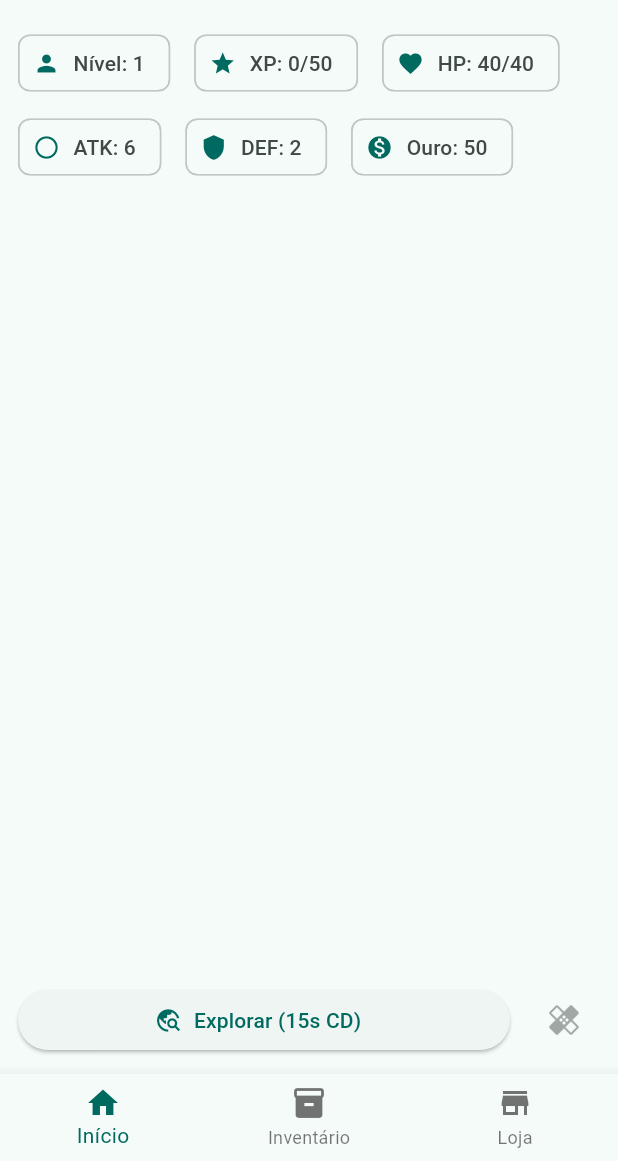
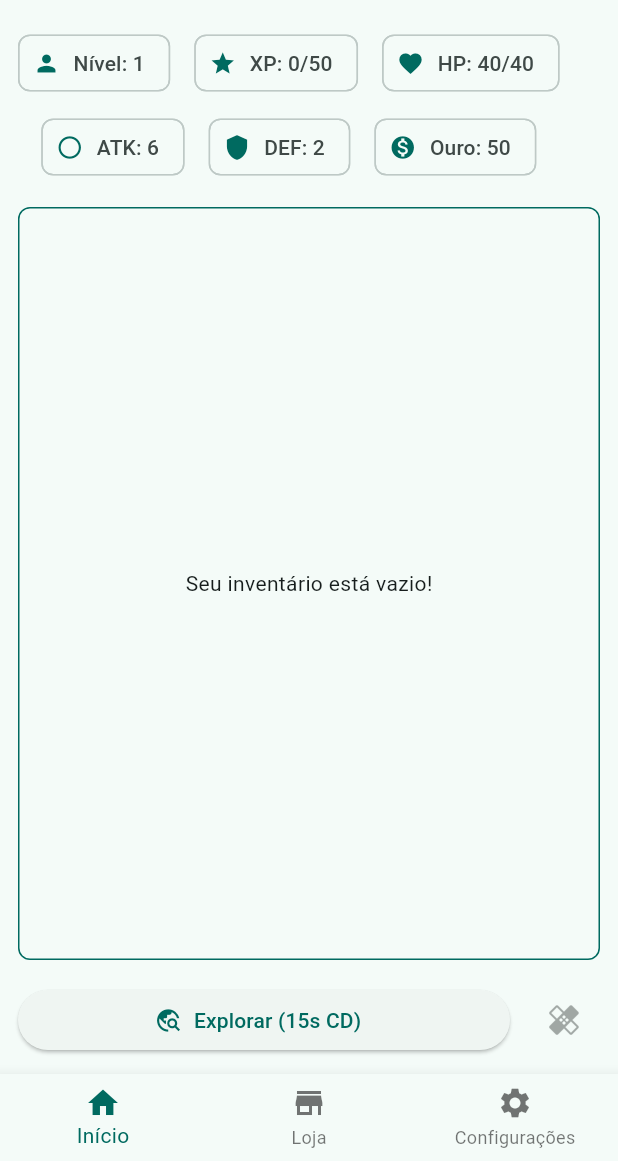
Before and after one commit to Kainato/arena_x, a Flutter app: the screen it shows after launch, on a phone screen of 412 x 824 dp, the part 75-1236 px from its top. Run offline on Flutter 3.47's test engine with Material 3 defaults, Android fonts, the phone set to English and light mode, and no system bars.

Commit message:
Adicionar InventoryRead à StatusRead e ajustar layout com espaçadores e bordas

```diff
--- a/lib/app/home_read.dart
+++ b/lib/app/home_read.dart
@@ -1,4 +1,3 @@
-import 'package:arena_x/app/inventory_read.dart';
 import 'package:arena_x/app/shop_read.dart';
 import 'package:arena_x/app/status_read.dart';
 import 'package:flutter/material.dart';
@@ -18,14 +17,14 @@ class HomeRead extends StatelessWidget {
       title: 'EPIC-like RPG',
       currentIndex: game.indexTab,
       onTap: (i) => game.setIndex(i),
-      body: [const StatusRead(), const InventoryRead(), const ShopRead()],
+      body: [const StatusRead(), const ShopRead(), Container()],
       bottomNavigationBar: [
         BottomNavigationBarItem(icon: const Icon(Icons.home), label: 'Início'),
+        BottomNavigationBarItem(icon: const Icon(Icons.store), label: 'Loja'),
         BottomNavigationBarItem(
-          icon: const Icon(Icons.inventory_2),
-          label: 'Inventário',
+          icon: const Icon(Icons.settings),
+          label: 'Configurações',
         ),
-        BottomNavigationBarItem(icon: const Icon(Icons.store), label: 'Loja'),
       ],
     );
   }
--- a/lib/app/status_read.dart
+++ b/lib/app/status_read.dart
@@ -1,4 +1,5 @@
 import 'package:arena_x/app/battle_read.dart';
+import 'package:arena_x/app/inventory_read.dart';
 import 'package:flutter/material.dart';
 import 'package:provider/provider.dart';
 
@@ -19,6 +20,7 @@ class StatusRead extends StatelessWidget {
         Wrap(
           spacing: 16,
           runSpacing: 8,
+          alignment: WrapAlignment.center,
           children: [
             WdChip.value(
               label: 'Nível',
@@ -52,7 +54,18 @@ class StatusRead extends StatelessWidget {
             ),
           ],
         ),
-        const Spacer(),
+        SizedBox(height: 16.0),
+        Expanded(
+          child: Container(
+            padding: const EdgeInsets.all(8.0),
+            decoration: BoxDecoration(
+              border: Border.all(color: Theme.of(context).colorScheme.primary),
+              borderRadius: BorderRadius.circular(8.0),
+            ),
+            child: const InventoryRead(),
+          ),
+        ),
+        SizedBox(height: 16.0),
         Row(
           children: [
             Expanded(
```
